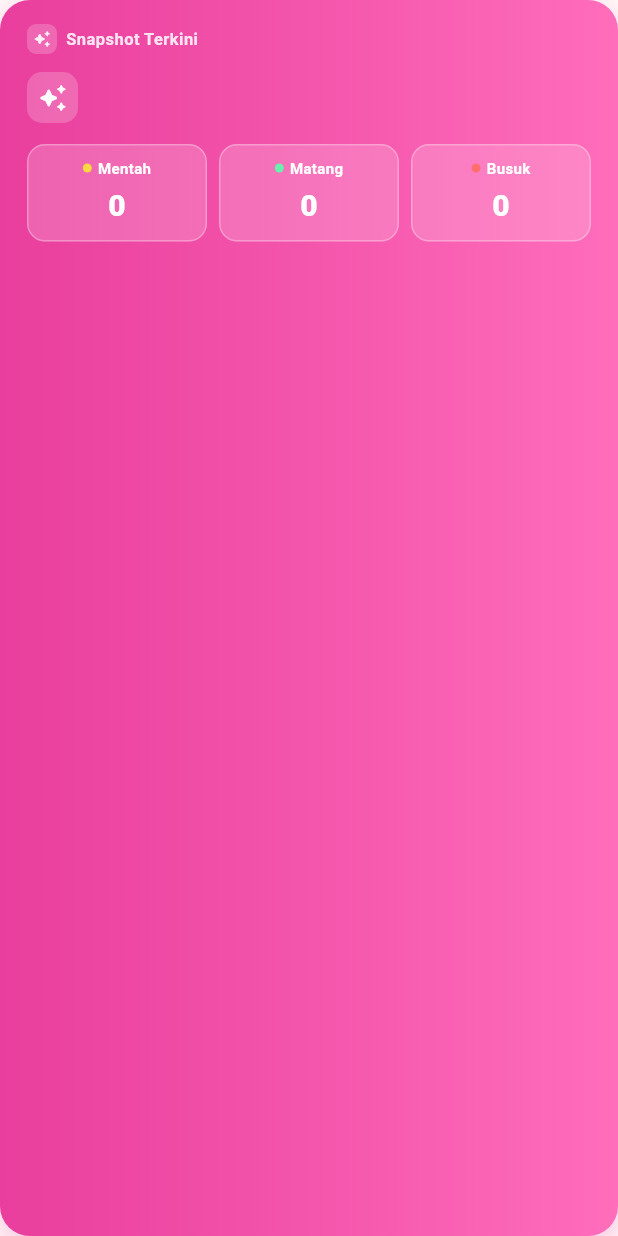
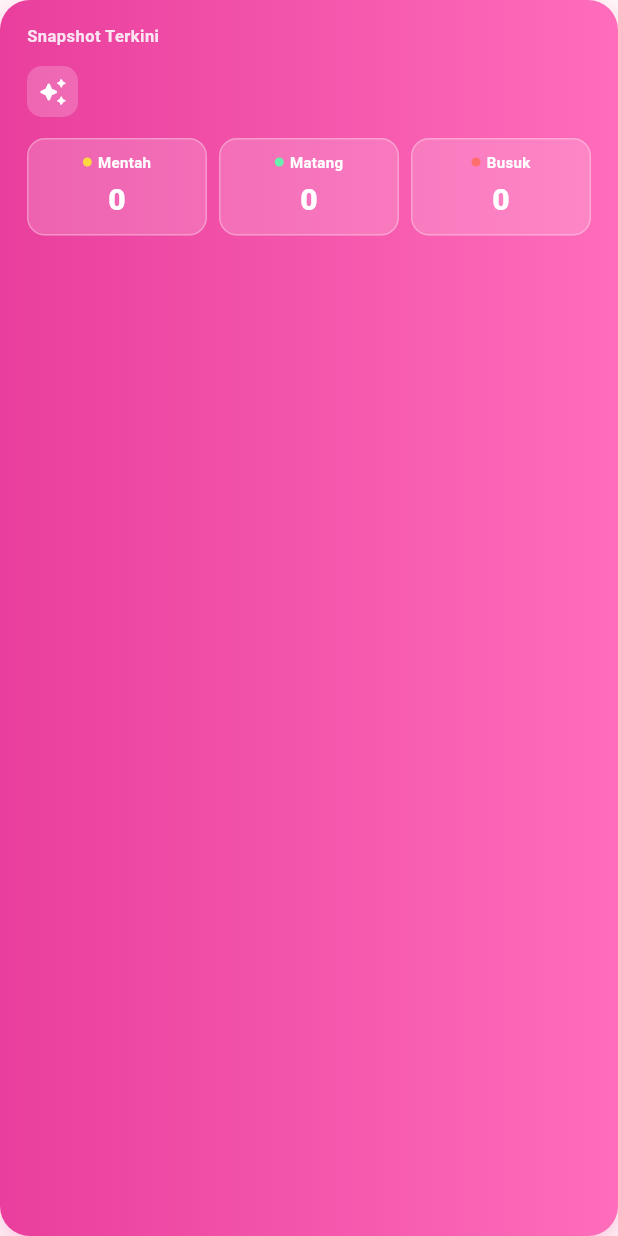
Before and after one commit to zahwanazalla16/FruiTell_PCD_A7, a Flutter app: the _SnapshotCard widget shown alone on an empty page, opened directly with empty values, on a phone screen of 412 x 824 dp. Run offline on Flutter 3.47's test engine with Material 3 defaults, Android fonts, the light colour scheme and no system bars; our stand-ins replace camera, flutter_dotenv, hive, hive_flutter, supabase_flutter; missing offline and left inert: tflite_flutter; accounts and stored records are empty.

Commit message:
fix(history): memperbaiki tampilan

```diff
--- a/lib/views/history_view.dart
+++ b/lib/views/history_view.dart
@@ -529,19 +529,7 @@ class _SnapshotCard extends StatelessWidget {
             // Label
             Row(
               children: [
-                Container(
-                  padding: const EdgeInsets.all(4),
-                  decoration: BoxDecoration(
-                    color: Colors.white.withOpacity(0.2),
-                    borderRadius: BorderRadius.circular(6),
-                  ),
-                  child: Icon(
-                    Icons.auto_awesome_rounded,
-                    size: 12,
-                    color: Colors.white.withOpacity(0.9),
-                  ),
-                ),
-                const SizedBox(width: 6),
+
                 Text(
                   'Snapshot Terkini',
                   style: TextStyle(
```
